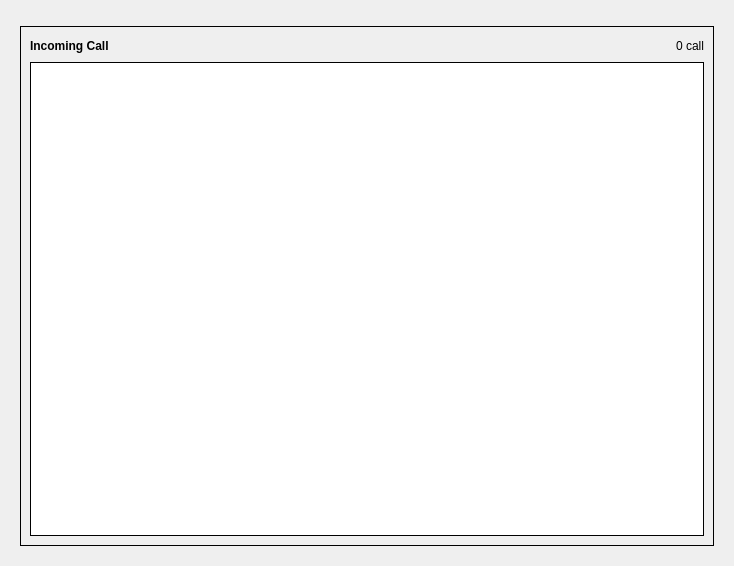
First picture: the form in xivoclient/src/xlets/switchboard/switchboard.ui, repository wazo-platform/wazo-client-qt, before the edit.
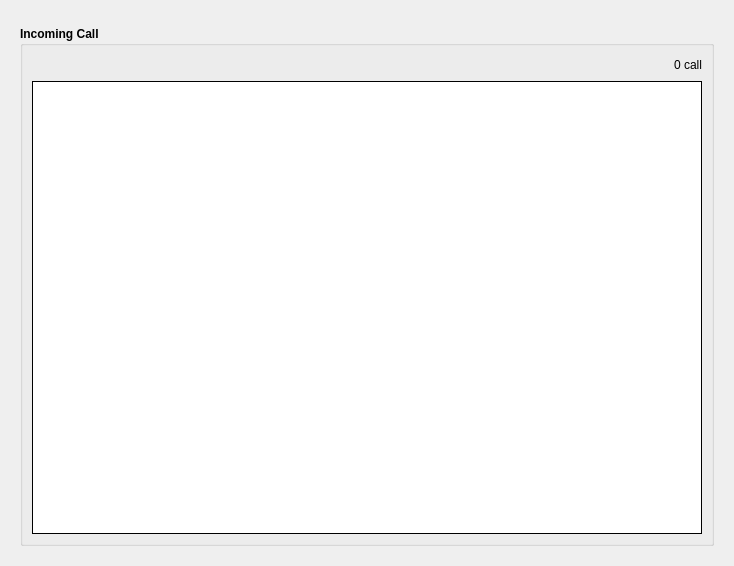
Second picture: the form after the edit. Custom widgets are drawn as their Qt base class.

What changed in the file:
```diff
--- a/xivoclient/src/xlets/switchboard/switchboard.ui
+++ b/xivoclient/src/xlets/switchboard/switchboard.ui
@@ -20,15 +20,18 @@
     </widget>
    </item>
    <item>
-    <widget class="QWidget" name="" native="true">
+    <widget class="QWidget" name="widget" native="true">
      <layout class="QVBoxLayout" name="verticalLayout">
       <item>
-       <widget class="QFrame" name="frame">
-        <property name="frameShape">
-         <enum>QFrame::Box</enum>
+       <widget class="QGroupBox" name="groupBox">
+        <property name="font">
+         <font>
+          <weight>75</weight>
+          <bold>true</bold>
+         </font>
         </property>
-        <property name="frameShadow">
-         <enum>QFrame::Plain</enum>
+        <property name="title">
+         <string>Incoming Call</string>
         </property>
         <layout class="QVBoxLayout" name="verticalLayout_3">
          <item>
@@ -36,13 +39,6 @@
            <property name="sizeConstraint">
             <enum>QLayout::SetMinimumSize</enum>
            </property>
-           <item>
-            <widget class="QLabel" name="incomingCallLabel">
-             <property name="text">
-              <string>&lt;b&gt;Incoming Call&lt;/b&gt;</string>
-             </property>
-            </widget>
-           </item>
            <item>
             <spacer name="horizontalSpacer">
              <property name="orientation">
@@ -61,6 +57,12 @@
            </item>
            <item>
             <widget class="QLabel" name="incomingCallCountLabel">
+             <property name="font">
+              <font>
+               <weight>50</weight>
+               <bold>false</bold>
+              </font>
+             </property>
              <property name="text">
               <string>0 call</string>
              </property>
@@ -76,6 +78,12 @@
              <verstretch>0</verstretch>
             </sizepolicy>
            </property>
+           <property name="font">
+            <font>
+             <weight>50</weight>
+             <bold>false</bold>
+            </font>
+           </property>
            <property name="styleSheet">
             <string notr="true"/>
            </property>
```
Left out of the diff: 4 changed lines with no effect on the pictures.
